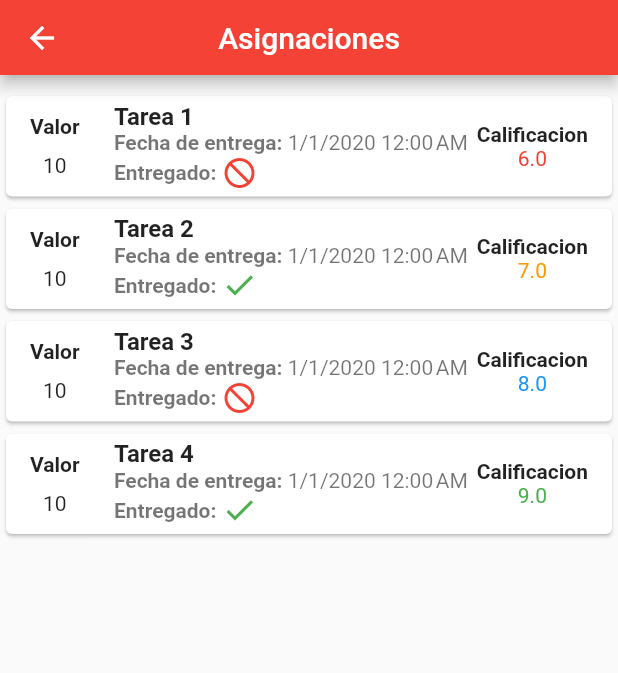
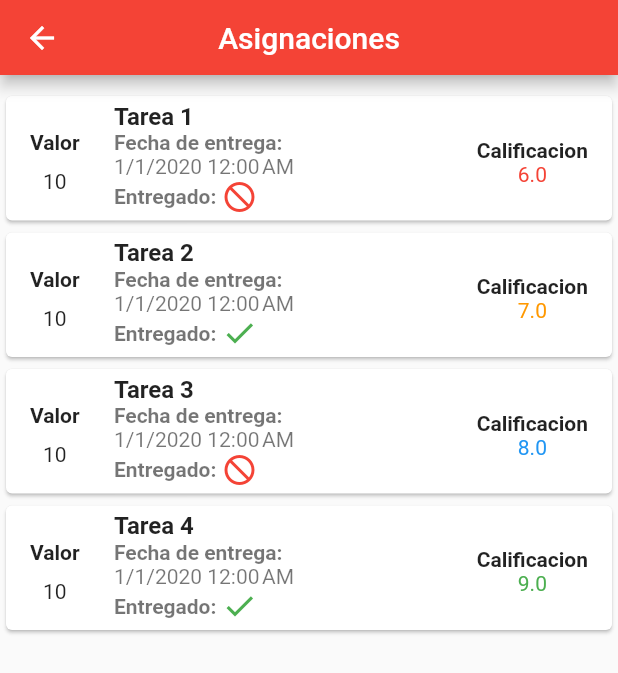
Before and after one commit to TitinQuezada/academic-control-system, a Flutter app: the AssignmentsPage screen opened by its route, on a phone screen of 412 x 824 dp. Shown: the top 673 px of the screen. Run offline on Flutter 3.47's test engine with Material 2 defaults, Android fonts, the phone set to English and light mode, and no system bars.

Commit message:
fix assignment date

```diff
--- a/lib/src/components/assignment_card.dart
+++ b/lib/src/components/assignment_card.dart
@@ -38,12 +38,8 @@ class AssignmentCard extends StatelessWidget {
     return Column(
       crossAxisAlignment: CrossAxisAlignment.start,
       children: [
-        Row(
-          children: [
-            Text('Fecha de entrega: ', style: titleStyle),
-            Text(date),
-          ],
-        ),
+        Text('Fecha de entrega: ', style: titleStyle),
+        Text(date),
         Row(
           children: [
             Text(
```
